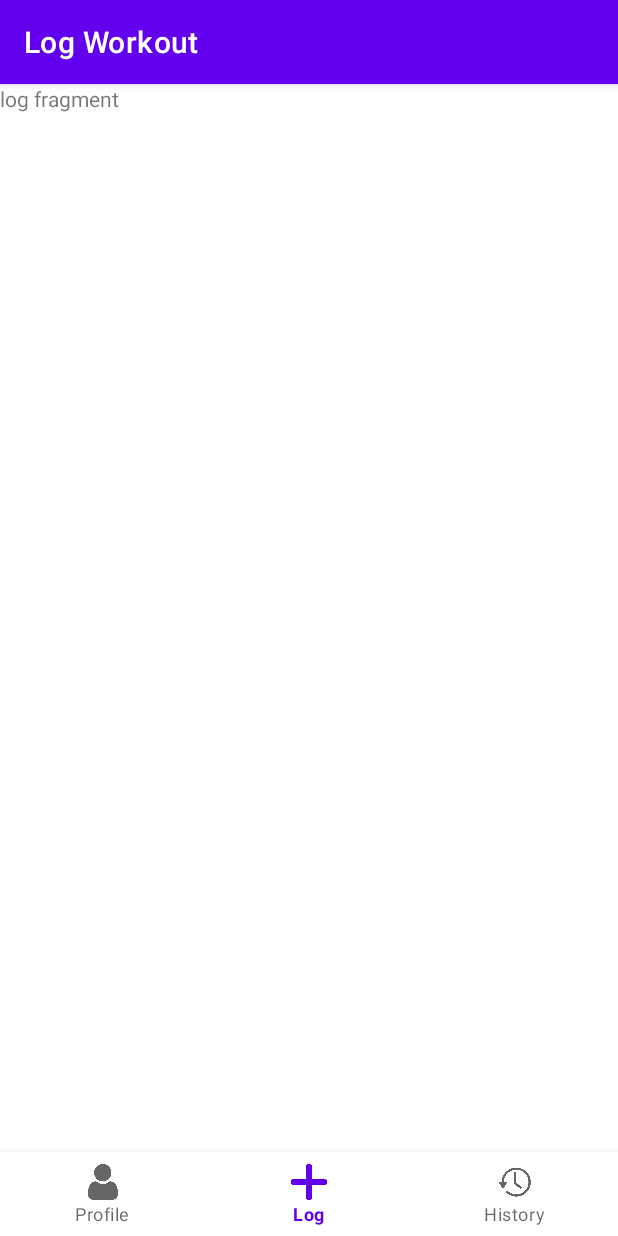
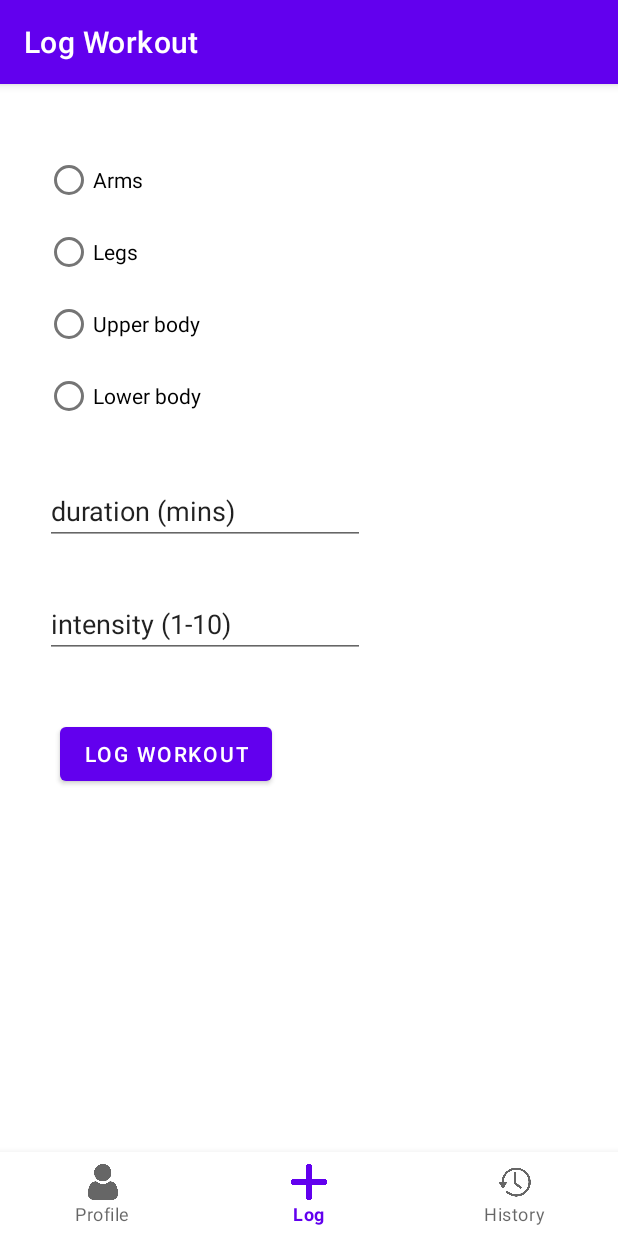
Before and after one commit to krunoslav-k/MyWorkout4, an Android app: the logFragment screen opened through its navigation route, on a phone screen of 412 x 824 dp. Run offline under Robolectric (Android 15) with nearby library versions, the phone set to English and light mode, and no system bars; our stand-ins replace Firebase (no records; nobody signed in at launch, a user with empty details on screens opened directly), navigation-ui; Roboto replaces fonts that are not available here.

Commit message:
logFragment layout implemented and fragment programmed

```diff
--- /dev/null
+++ b/app/src/main/java/hr/ferit/krunoslavkazalicki/myworkout4/Data classes.kt
@@ -0,0 +1,27 @@
+package hr.ferit.krunoslavkazalicki.myworkout4
+
+import java.sql.Timestamp
+import java.util.*
+
+enum class Gender {
+    MALE, FEMALE
+}
+
+enum class MuscleGroup {
+    ARMS, TORSO, CORE, LEGS
+}
+
+data class Profile(
+    var height: Int,
+    var weight: Int,
+    val age: Int = 0,
+    val gender: Gender = Gender.MALE,
+    val calorieIntake: Int = 0,
+    val timestamp: Date = Date(1990, 1, 1)
+)
+
+data class Workout(
+    val muscleGroup: MuscleGroup,
+    val duration: Int,
+    val intensity: Int
+)
--- a/app/src/main/java/hr/ferit/krunoslavkazalicki/myworkout4/LogFragment.kt
+++ b/app/src/main/java/hr/ferit/krunoslavkazalicki/myworkout4/LogFragment.kt
@@ -5,55 +5,29 @@ import androidx.fragment.app.Fragment
 import android.view.LayoutInflater
 import android.view.View
 import android.view.ViewGroup
+import android.widget.Button
+import android.widget.EditText
+import android.widget.RadioGroup
 
-// TODO: Rename parameter arguments, choose names that match
-// the fragment initialization parameters, e.g. ARG_ITEM_NUMBER
-private const val ARG_PARAM1 = "param1"
-private const val ARG_PARAM2 = "param2"
 
-/**
- * A simple [Fragment] subclass.
- * Use the [logFragment.newInstance] factory method to
- * create an instance of this fragment.
- */
 class logFragment : Fragment() {
-    // TODO: Rename and change types of parameters
-    private var param1: String? = null
-    private var param2: String? = null
 
-    override fun onCreate(savedInstanceState: Bundle?) {
-        super.onCreate(savedInstanceState)
-        arguments?.let {
-            param1 = it.getString(ARG_PARAM1)
-            param2 = it.getString(ARG_PARAM2)
-        }
-    }
 
     override fun onCreateView(
         inflater: LayoutInflater, container: ViewGroup?,
         savedInstanceState: Bundle?
     ): View? {
-        // Inflate the layout for this fragment
-        return inflater.inflate(R.layout.fragment_log, container, false)
+        val view = inflater.inflate(R.layout.fragment_log, container, false)
+
+        val muscleGroupRadioGroup = view.findViewById<RadioGroup>(R.id.muscleGroup_rg)
+        val durationEditText = view.findViewById<EditText>(R.id.duration_etnum)
+        val intensityEditText = view.findViewById<EditText>(R.id.intensity_etnum)
+        val logWorkoutButton = view.findViewById<Button>(R.id.logWorkout_btn)
+
+
+
+        return view
     }
 
-    companion object {
-        /**
-         * Use this factory method to create a new instance of
-         * this fragment using the provided parameters.
-         *
-         * @param param1 Parameter 1.
-         * @param param2 Parameter 2.
-         * @return A new instance of fragment logFragment.
-         */
-        // TODO: Rename and change types and number of parameters
-        @JvmStatic
-        fun newInstance(param1: String, param2: String) =
-            logFragment().apply {
-                arguments = Bundle().apply {
-                    putString(ARG_PARAM1, param1)
-                    putString(ARG_PARAM2, param2)
-                }
-            }
-    }
+
 }
--- a/app/src/main/java/hr/ferit/krunoslavkazalicki/myworkout4/MainActivity.kt
+++ b/app/src/main/java/hr/ferit/krunoslavkazalicki/myworkout4/MainActivity.kt
@@ -24,5 +24,7 @@ class MainActivity : AppCompatActivity() {
         setupActionBarWithNavController(navController, appBarConfiguration)
 
         bottomNavigationView.setupWithNavController(navController)
+
+
     }
 }
--- a/app/src/main/java/hr/ferit/krunoslavkazalicki/myworkout4/ProfileFragment.kt
+++ b/app/src/main/java/hr/ferit/krunoslavkazalicki/myworkout4/ProfileFragment.kt
@@ -3,15 +3,21 @@ package hr.ferit.krunoslavkazalicki.myworkout4
 import android.content.ContentValues.TAG
 import android.os.Bundle
 import android.util.Log
-import androidx.fragment.app.Fragment
 import android.view.LayoutInflater
 import android.view.View
 import android.view.ViewGroup
 import android.widget.Button
 import android.widget.EditText
 import android.widget.RadioGroup
+import android.widget.Toast
+import androidx.fragment.app.Fragment
+import com.google.firebase.firestore.Query
 import com.google.firebase.firestore.ktx.firestore
+import com.google.firebase.firestore.ktx.getField
+import com.google.firebase.firestore.ktx.toObject
 import com.google.firebase.ktx.Firebase
+import java.text.SimpleDateFormat
+import java.util.*
 
 
 class profileFragment : Fragment() {
@@ -31,6 +37,32 @@ class profileFragment : Fragment() {
         val calorieIntakeEditText =  view.findViewById<EditText>(R.id.caloriesIntake_etnum)
         val saveChangesButton = view.findViewById<Button>(R.id.saveChanges_btn)
 
+
+        //var rndWeight = ""
+        var currentProfile = Profile(0, 30, 0, Gender.MALE, 0, Date(1990, 1, 1))
+        db.collection("profile")
+            //.orderBy("timestamp", Query.Direction.DESCENDING).limit(1)
+            .get()
+            .addOnSuccessListener { result ->
+                for (document in result) {
+                    Log.d(TAG, "${document.id} => ${document.data}")
+
+                    currentProfile = document.toObject(Profile::class.java)
+
+                    //rndWeight = document.getField<String>("weight").toString()
+                    //currentProfile.weight = document["weight"].toString().toInt()
+
+                }
+            }
+            .addOnFailureListener { exception ->
+                Log.w(TAG, "Error getting documents.", exception)
+            }
+
+        var rndWeight = currentProfile.weight.toString()
+
+        weightEditText.text.append(rndWeight)
+
+
         saveChangesButton.setOnClickListener {
 
                     var weight = weightEditText.text.toString().toInt()
@@ -44,7 +76,9 @@ class profileFragment : Fragment() {
                         "height" to height,
                         "gender" to gender,
                         "age" to age,
-                "calorieIntake" to calorieIntake
+                        "calorieIntake" to calorieIntake,
+                        "timestamp" to getCurrentDateTime()
+
                     )
 
                     // Add a new document with a generated ID
@@ -61,5 +95,13 @@ class profileFragment : Fragment() {
         return view
     }
 
+    fun Date.toString(format: String, locale: Locale = Locale.getDefault()): String {
+        val formatter = SimpleDateFormat(format, locale)
+        return formatter.format(this)
+    }
+
+    fun getCurrentDateTime(): Date {
+        return Calendar.getInstance().time
+    }
 
 }
--- a/app/src/main/res/layout/fragment_log.xml
+++ b/app/src/main/res/layout/fragment_log.xml
@@ -1,14 +1,77 @@
 <?xml version="1.0" encoding="utf-8"?>
-<FrameLayout xmlns:android="http://schemas.android.com/apk/res/android"
+<androidx.constraintlayout.widget.ConstraintLayout xmlns:android="http://schemas.android.com/apk/res/android"
+    xmlns:app="http://schemas.android.com/apk/res-auto"
     xmlns:tools="http://schemas.android.com/tools"
     android:layout_width="match_parent"
     android:layout_height="match_parent"
     tools:context=".logFragment">
 
-    <!-- TODO: Update blank fragment layout -->
-    <TextView
-        android:layout_width="match_parent"
-        android:layout_height="match_parent"
-        android:text="log fragment" />
+    <RadioGroup
+        android:id="@+id/muscleGroup_rg"
+        android:layout_width="wrap_content"
+        android:layout_height="wrap_content"
+        android:layout_marginStart="30dp"
+        android:layout_marginTop="40dp"
+        app:layout_constraintStart_toStartOf="parent"
+        app:layout_constraintTop_toTopOf="parent">
 
-</FrameLayout>
+        <RadioButton
+            android:id="@+id/arms_rb"
+            android:layout_width="match_parent"
+            android:layout_height="wrap_content"
+            android:text="Arms" />
+
+        <RadioButton
+            android:id="@+id/legs_rb"
+            android:layout_width="match_parent"
+            android:layout_height="wrap_content"
+            android:text="Legs" />
+
+        <RadioButton
+            android:id="@+id/upperBody_rb"
+            android:layout_width="match_parent"
+            android:layout_height="wrap_content"
+            android:text="Upper body" />
+
+        <RadioButton
+            android:id="@+id/lowerBody_rb"
+            android:layout_width="match_parent"
+            android:layout_height="wrap_content"
+            android:text="Lower body" />
+
+    </RadioGroup>
+
+    <EditText
+        android:id="@+id/duration_etnum"
+        android:layout_width="wrap_content"
+        android:layout_height="wrap_content"
+        android:layout_marginStart="30dp"
+        android:layout_marginTop="@dimen/M_distance"
+        android:ems="10"
+        android:inputType="textPersonName"
+        android:text="duration (mins)"
+        app:layout_constraintStart_toStartOf="parent"
+        app:layout_constraintTop_toBottomOf="@+id/muscleGroup_rg" />
+
+    <EditText
+        android:id="@+id/intensity_etnum"
+        android:layout_width="wrap_content"
+        android:layout_height="wrap_content"
+        android:layout_marginStart="30dp"
+        android:layout_marginTop="30dp"
+        android:ems="10"
+        android:inputType="textPersonName"
+        android:text="intensity (1-10)"
+        app:layout_constraintStart_toStartOf="parent"
+        app:layout_constraintTop_toBottomOf="@+id/duration_etnum" />
+
+    <Button
+        android:id="@+id/logWorkout_btn"
+        android:layout_width="wrap_content"
+        android:layout_height="wrap_content"
+        android:layout_marginStart="40dp"
+        android:layout_marginTop="40dp"
+        android:text="log workout"
+        app:layout_constraintStart_toStartOf="parent"
+        app:layout_constraintTop_toBottomOf="@+id/intensity_etnum" />
+</androidx.constraintlayout.widget.ConstraintLayout>
--- /dev/null
+++ b/app/src/main/res/layout/fragment_log_org.xml
@@ -0,0 +1,14 @@
+<?xml version="1.0" encoding="utf-8"?>
+<FrameLayout xmlns:android="http://schemas.android.com/apk/res/android"
+    xmlns:tools="http://schemas.android.com/tools"
+    android:layout_width="match_parent"
+    android:layout_height="match_parent"
+    tools:context=".logFragment">
+
+    <!-- TODO: Update blank fragment layout -->
+    <TextView
+        android:layout_width="match_parent"
+        android:layout_height="match_parent"
+        android:text="log fragment" />
+
+</FrameLayout>
```
Lines whose indentation alone changed are shown as unchanged.
